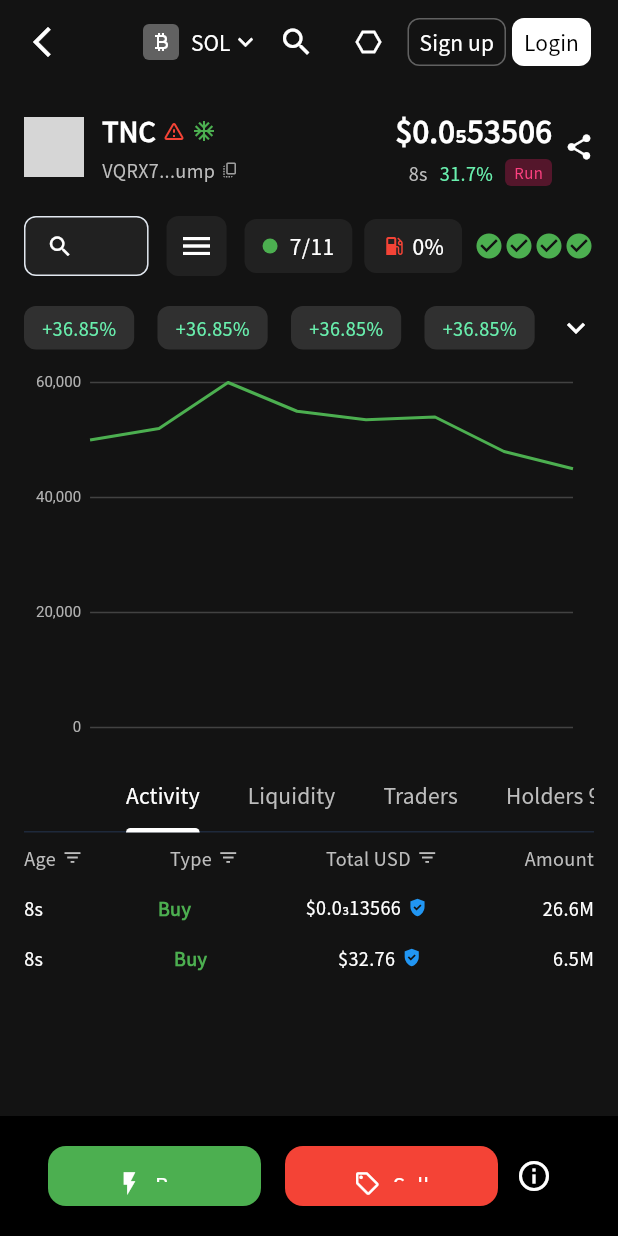
After one commit to PaulZJ/gmgn_copy, a Flutter app: the screen it shows after launch, after a tap on "CUPSE...", on a phone screen of 412 x 824 dp. The commit adds this screen. Run offline on Flutter 3.47's test engine with Material 3 defaults, Android fonts, the phone set to English and light mode, and no system bars; our stand-ins replace community_charts_flutter, flutter_easyloading, flutter_smart_dialog, fluttertoast, go_router, google_fonts and 2 more; accounts and stored records are empty; network calls fail; grey boxes are pictures that could not be loaded.

Commit message:
fix:add TokenTradePage

```diff
--- a/lib/pages/home/home_page.dart
+++ b/lib/pages/home/home_page.dart
@@ -7,6 +7,7 @@ import 'chain_dialog.dart';
 import 'login_dialog.dart';
 import 'signup_dialog.dart';
 import 'setting_dialog.dart';
+import 'token_trade_page.dart';
 
 // 数据模型，用于表示榜单中的每个项目
 class TokenInfo {
@@ -55,6 +56,7 @@ class HomePage extends StatefulWidget {
 class _HomePageState extends State<HomePage> {
   final List<String> _tabs = ["Trenches", "New Coins", "Hot", "Copy Trading", "Monitor", "Track", "Positions"];
   int _selectedTabIndex = 0; // 添加选中Tab索引
+  TokenInfo? _selectedToken;
 
   final _chainSelectorKey = GlobalKey();
   final _settingsButtonKey = GlobalKey();
@@ -182,6 +184,7 @@ class _HomePageState extends State<HomePage> {
       backgroundColor: const Color(0xFF131313),
       appBar: _buildAppBar(context),
       body: _buildBody(context),
+      bottomNavigationBar: _selectedToken != null ? _buildBottomNav() : null,
     );
   }
 
@@ -192,7 +195,17 @@ class _HomePageState extends State<HomePage> {
     return AppBar(
       backgroundColor: const Color(0xFF131313),
       elevation: 0,
-      titleSpacing: 16.0,
+      leading: _selectedToken != null
+          ? IconButton(
+              icon: const Icon(Icons.arrow_back_ios_new, color: Colors.white),
+              onPressed: () {
+                setState(() {
+                  _selectedToken = null;
+                });
+              },
+            )
+          : null,
+      titleSpacing: _selectedToken != null ? 0 : 16.0,
       title: GestureDetector(
         key: _chainSelectorKey,
         onTap: () {
@@ -292,7 +305,8 @@ class _HomePageState extends State<HomePage> {
         ),
         const SizedBox(width: 16),
       ],
-      bottom: PreferredSize(
+      bottom: _selectedToken == null
+          ? PreferredSize(
               preferredSize: const Size.fromHeight(48),
               child: Container(
                 height: 48,
@@ -313,16 +327,21 @@ class _HomePageState extends State<HomePage> {
                         },
                         child: Container(
                           margin: const EdgeInsets.only(right: 8),
-                    padding: const EdgeInsets.symmetric(horizontal: 16, vertical: 8),
+                          padding: const EdgeInsets.symmetric(
+                              horizontal: 16, vertical: 8),
                           decoration: BoxDecoration(
-                      color: isSelected ? Colors.grey[800] : Colors.transparent,
+                            color: isSelected
+                                ? Colors.grey[800]
+                                : Colors.transparent,
                             borderRadius: BorderRadius.circular(8),
                           ),
                           child: Text(
                             tabName,
                             style: TextStyle(
                               color: isSelected ? Colors.white : Colors.grey[400],
-                        fontWeight: isSelected ? FontWeight.bold : FontWeight.normal,
+                              fontWeight: isSelected
+                                  ? FontWeight.bold
+                                  : FontWeight.normal,
                               fontSize: 14,
                             ),
                           ),
@@ -332,11 +351,16 @@ class _HomePageState extends State<HomePage> {
                   ),
                 ),
               ),
-      ),
+            )
+          : null,
     );
   }
 
   Widget _buildBody(BuildContext context) {
+    if (_selectedToken != null) {
+      return TokenTradePage(token: _selectedToken!);
+    }
+
     return IndexedStack(
       index: _selectedTabIndex,
       children: [
@@ -356,7 +380,14 @@ class _HomePageState extends State<HomePage> {
             itemCount: _tokenList.length,
             separatorBuilder: (context, index) => const SizedBox(height: 1),
             itemBuilder: (context, index) {
-              return _buildTokenListItem(_tokenList[index]);
+              return GestureDetector(
+                onTap: () {
+                  setState(() {
+                    _selectedToken = _tokenList[index];
+                  });
+                },
+                child: _buildTokenListItem(_tokenList[index]),
+              );
             },
           ),
         ),
@@ -647,4 +678,54 @@ class _HomePageState extends State<HomePage> {
       ),
     );
   }
+
+  Widget _buildBottomNav() {
+    return BottomAppBar(
+      color: Colors.black,
+      child: Container(
+        height: 80,
+        padding: const EdgeInsets.symmetric(horizontal: 16.0, vertical: 8.0),
+        child: Row(
+          mainAxisAlignment: MainAxisAlignment.spaceAround,
+          children: <Widget>[
+            Expanded(
+              child: ElevatedButton.icon(
+                onPressed: () {},
+                icon: const Icon(Icons.flash_on, color: Colors.white),
+                label: const Text('Buy'),
+                style: ElevatedButton.styleFrom(
+                  backgroundColor: Colors.green,
+                  foregroundColor: Colors.white,
+                  padding: const EdgeInsets.symmetric(vertical: 16),
+                  shape: RoundedRectangleBorder(
+                    borderRadius: BorderRadius.circular(12),
+                  ),
+                ),
+              ),
+            ),
+            const SizedBox(width: 16),
+            Expanded(
+              child: ElevatedButton.icon(
+                onPressed: () {},
+                icon: const Icon(Icons.sell_outlined, color: Colors.white),
+                label: const Text('Sell'),
+                style: ElevatedButton.styleFrom(
+                  backgroundColor: Colors.red,
+                  foregroundColor: Colors.white,
+                  padding: const EdgeInsets.symmetric(vertical: 16),
+                  shape: RoundedRectangleBorder(
+                    borderRadius: BorderRadius.circular(12),
+                  ),
+                ),
+              ),
+            ),
+            IconButton(
+              onPressed: () {},
+              icon: const Icon(Icons.info_outline, color: Colors.white),
+            )
+          ],
+        ),
+      ),
+    );
   }
+}
--- /dev/null
+++ b/lib/pages/home/token_trade_page.dart
@@ -0,0 +1,356 @@
+import 'package:flutter/material.dart';
+import 'package:community_charts_flutter/community_charts_flutter.dart' as charts;
+import 'home_page.dart';
+
+class TokenTradePage extends StatefulWidget {
+  final TokenInfo token;
+
+  const TokenTradePage({Key? key, required this.token}) : super(key: key);
+
+  @override
+  State<TokenTradePage> createState() => _TokenTradePageState();
+}
+
+class _TokenTradePageState extends State<TokenTradePage> with TickerProviderStateMixin {
+  late TabController _tabController;
+
+  @override
+  void initState() {
+    super.initState();
+    _tabController = TabController(length: 5, vsync: this);
+  }
+
+  @override
+  void dispose() {
+    _tabController.dispose();
+    super.dispose();
+  }
+
+  @override
+  Widget build(BuildContext context) {
+    // Note: This page doesn't have its own Scaffold. It's rendered inside HomePage's Scaffold body.
+    return SingleChildScrollView(
+      child: Padding(
+        padding: const EdgeInsets.all(16.0),
+        child: Column(
+          crossAxisAlignment: CrossAxisAlignment.start,
+          children: [
+            _buildTokenHeader(),
+            const SizedBox(height: 16),
+            _buildFilterBar(),
+            const SizedBox(height: 16),
+            _buildTimeFrameSelector(),
+            const SizedBox(height: 8),
+            _buildChart(),
+            const SizedBox(height: 16),
+            _buildInfoTabs(),
+            _buildActivityList(),
+          ],
+        ),
+      ),
+    );
+  }
+
+  Widget _buildTokenHeader() {
+    return Row(
+      children: [
+        CircleAvatar(
+          radius: 20,
+          backgroundImage: NetworkImage(widget.token.iconUrl),
+        ),
+        const SizedBox(width: 12),
+        Expanded(
+          child: Column(
+            crossAxisAlignment: CrossAxisAlignment.start,
+            children: [
+              Row(
+                children: [
+                  Text('TNC', style: TextStyle(color: Colors.white, fontWeight: FontWeight.bold, fontSize: 18)),
+                  const SizedBox(width: 4),
+                  Icon(Icons.warning_amber_rounded, color: Colors.red, size: 16),
+                  const SizedBox(width: 4),
+                  Icon(Icons.ac_unit, color: Colors.green, size: 16),
+                ],
+              ),
+              const SizedBox(height: 4),
+              Row(
+                children: [
+                  Text(
+                    'VQRX7...ump',
+                    style: TextStyle(color: Colors.grey[400], fontSize: 12),
+                  ),
+                   const SizedBox(width: 4),
+                  Icon(Icons.copy_all_outlined, size: 12, color: Colors.grey[500]),
+                ],
+              )
+            ],
+          ),
+        ),
+        Column(
+          crossAxisAlignment: CrossAxisAlignment.end,
+          children: [
+            Text('\$0.0₅53506', style: TextStyle(color: Colors.white, fontSize: 20, fontWeight: FontWeight.bold)),
+            const SizedBox(height: 4),
+            Row(
+              children: [
+                Text('8s', style: TextStyle(color: Colors.grey[400], fontSize: 12)),
+                const SizedBox(width: 8),
+                Text('31.7%', style: TextStyle(color: Colors.greenAccent, fontSize: 12)),
+                const SizedBox(width: 8),
+                Container(
+                  padding: const EdgeInsets.symmetric(horizontal: 6, vertical: 2),
+                  decoration: BoxDecoration(
+                    color: Colors.pink.withOpacity(0.3),
+                    borderRadius: BorderRadius.circular(4),
+                  ),
+                  child: const Text('Run', style: TextStyle(color: Colors.pinkAccent, fontSize: 10)),
+                ),
+              ],
+            )
+          ],
+        ),
+        const SizedBox(width: 8),
+        Icon(Icons.share, color: Colors.white, size: 20),
+      ],
+    );
+  }
+
+  Widget _buildFilterBar() {
+    return Row(
+      children: [
+        Expanded(
+          child: SizedBox(
+            height: 40,
+            child: TextField(
+              style: const TextStyle(fontSize: 12, color: Colors.white),
+              decoration: InputDecoration(
+                hintText: 'Name or CA',
+                hintStyle: TextStyle(color: Colors.grey[400], fontSize: 12),
+                prefixIcon: const Icon(Icons.search, size: 18, color: Colors.white),
+                filled: true,
+                fillColor: Colors.grey[900],
+                contentPadding: const EdgeInsets.symmetric(vertical: 0, horizontal: 12),
+                border: OutlineInputBorder(
+                  borderRadius: BorderRadius.circular(8),
+                  borderSide: BorderSide.none,
+                ),
+              ),
+            ),
+          ),
+        ),
+        const SizedBox(width: 8),
+        IconButton(
+          onPressed: () {},
+          icon: Icon(Icons.menu, color: Colors.white),
+          style: IconButton.styleFrom(
+            backgroundColor: Colors.grey[900],
+            shape: RoundedRectangleBorder(borderRadius: BorderRadius.circular(8)),
+          ),
+        ),
+        const SizedBox(width: 8),
+        Container(
+          padding: const EdgeInsets.symmetric(horizontal: 12, vertical: 8),
+          decoration: BoxDecoration(
+            color: Colors.grey[900],
+            borderRadius: BorderRadius.circular(8),
+          ),
+          child: Row(
+            children: [
+              Container(
+                width: 10,
+                height: 10,
+                decoration: const BoxDecoration(
+                  color: Colors.green,
+                  shape: BoxShape.circle,
+                ),
+              ),
+              const SizedBox(width: 8),
+              Text('7/11', style: TextStyle(color: Colors.white)),
+            ],
+          ),
+        ),
+        const SizedBox(width: 8),
+        Container(
+          padding: const EdgeInsets.symmetric(horizontal: 12, vertical: 8),
+          decoration: BoxDecoration(
+            color: Colors.grey[900],
+            borderRadius: BorderRadius.circular(8),
+          ),
+          child: Row(
+            children: [
+              Icon(Icons.local_gas_station, color: Colors.red, size: 16),
+              const SizedBox(width: 4),
+              Text('0%', style: TextStyle(color: Colors.white)),
+            ],
+          ),
+        ),
+        const SizedBox(width: 8),
+        // Placeholder for the checkmarks
+        Row(
+          children: List.generate(4, (index) => Icon(Icons.check_circle, color: Colors.green, size: 20)),
+        ),
+      ],
+    );
+  }
+
+  Widget _buildTimeFrameSelector() {
+    final List<String> timeFrames = ['1m', '5m', '1h', '24h'];
+    return Row(
+      mainAxisAlignment: MainAxisAlignment.spaceBetween,
+      children: [
+        ...timeFrames.map((frame) => Container(
+          padding: const EdgeInsets.symmetric(horizontal: 12, vertical: 6),
+          decoration: BoxDecoration(
+            color: Colors.grey[850],
+            borderRadius: BorderRadius.circular(8),
+          ),
+          child: Text('+36.85%', style: TextStyle(color: Colors.greenAccent, fontSize: 12)),
+        )),
+        Icon(Icons.keyboard_arrow_down, color: Colors.white),
+      ],
+    );
+  }
+
+  Widget _buildChart() {
+    final List<charts.Series<dynamic, num>> seriesList = [
+      charts.Series<ChartData, int>(
+        id: 'Price',
+        colorFn: (_, __) => charts.MaterialPalette.green.shadeDefault,
+        domainFn: (ChartData sales, _) => sales.time,
+        measureFn: (ChartData sales, _) => sales.price,
+        data: [
+          ChartData(0, 50000),
+          ChartData(1, 52000),
+          ChartData(2, 60000),
+          ChartData(3, 55000),
+          ChartData(4, 53506),
+          ChartData(5, 54000),
+          ChartData(6, 48000),
+          ChartData(7, 45000),
+        ],
+      )
+    ];
+
+    return Container(
+      height: 250,
+      child: charts.LineChart(
+        seriesList,
+        animate: true,
+        primaryMeasureAxis: charts.NumericAxisSpec(
+          renderSpec: charts.GridlineRendererSpec(
+            labelStyle: charts.TextStyleSpec(
+              fontSize: 10,
+              color: charts.MaterialPalette.gray.shade400,
+            ),
+            lineStyle: charts.LineStyleSpec(
+              color: charts.MaterialPalette.gray.shade800,
+            ),
+          ),
+        ),
+        domainAxis: charts.NumericAxisSpec(
+           renderSpec: charts.NoneRenderSpec(),
+        ),
+      ),
+    );
+  }
+
+  Widget _buildInfoTabs() {
+    return Column(
+      children: [
+        TabBar(
+          controller: _tabController,
+          isScrollable: true,
+          labelColor: Colors.white,
+          unselectedLabelColor: Colors.grey[400],
+          indicatorColor: Colors.white,
+          tabs: [
+            Tab(text: 'Activity'),
+            Tab(text: 'Liquidity'),
+            Tab(text: 'Traders'),
+            Tab(text: 'Holders 9'),
+            Tab(text: 'Tracking'),
+          ],
+        ),
+        SizedBox(
+          height: 200, // Adjust height as needed
+          child: TabBarView(
+            controller: _tabController,
+            children: [
+              _buildActivityList(),
+              Center(child: Text('Liquidity Info', style: TextStyle(color: Colors.white))),
+              Center(child: Text('Traders Info', style: TextStyle(color: Colors.white))),
+              Center(child: Text('Holders Info', style: TextStyle(color: Colors.white))),
+              Center(child: Text('Tracking Info', style: TextStyle(color: Colors.white))),
+            ],
+          ),
+        ),
+      ],
+    );
+  }
+
+  Widget _buildActivityList() {
+    // This is a simplified version based on the screenshot
+    return ListView(
+      shrinkWrap: true,
+      physics: NeverScrollableScrollPhysics(),
+      children: [
+        _buildActivityHeader(),
+        _buildActivityRow('8s', 'Buy', '\$0.0₃13566', '26.6M'),
+        _buildActivityRow('8s', 'Buy', '\$32.76', '6.5M'),
+      ],
+    );
+  }
+
+  Widget _buildActivityHeader() {
+    return Padding(
+      padding: const EdgeInsets.symmetric(vertical: 8.0),
+      child: Row(
+        mainAxisAlignment: MainAxisAlignment.spaceBetween,
+        children: [
+          _buildHeaderItem('Age', hasIcon: true),
+          _buildHeaderItem('Type', hasIcon: true),
+          _buildHeaderItem('Total USD', hasIcon: true),
+          _buildHeaderItem('Amount', hasIcon: false),
+        ],
+      ),
+    );
+  }
+
+  Widget _buildHeaderItem(String title, {bool hasIcon = false}) {
+    return Row(
+      children: [
+        Text(title, style: TextStyle(color: Colors.grey[400], fontSize: 12)),
+        if (hasIcon) const SizedBox(width: 4),
+        if (hasIcon) Icon(Icons.filter_list, size: 14, color: Colors.grey[400]),
+      ],
+    );
+  }
+
+  Widget _buildActivityRow(String age, String type, String totalUsd, String amount) {
+    return Padding(
+      padding: const EdgeInsets.symmetric(vertical: 8.0),
+      child: Row(
+        mainAxisAlignment: MainAxisAlignment.spaceBetween,
+        children: [
+          Text(age, style: TextStyle(color: Colors.white, fontSize: 12)),
+          Text(type, style: TextStyle(color: Colors.green, fontSize: 12, fontWeight: FontWeight.bold)),
+          Row(
+            children: [
+              Text(totalUsd, style: TextStyle(color: Colors.white, fontSize: 12)),
+              const SizedBox(width: 4),
+              Icon(Icons.gpp_good, color: Colors.blue, size: 14),
+            ],
+          ),
+          Text(amount, style: TextStyle(color: Colors.white, fontSize: 12)),
+        ],
+      ),
+    );
+  }
+}
+
+class ChartData {
+  final int time;
+  final double price;
+
+  ChartData(this.time, this.price);
+}
--- a/pubspec.yaml
+++ b/pubspec.yaml
@@ -71,6 +71,7 @@ dependencies:
   shared_preferences: ^2.2.2
   http: ^1.2.1
   dio: ^5.5.0+1
+  community_charts_flutter: ^1.0.2
 
 dev_dependencies:
   flutter_test:
```
Also changed, not shown: pubspec.lock. Lines whose indentation alone changed are shown as unchanged.
